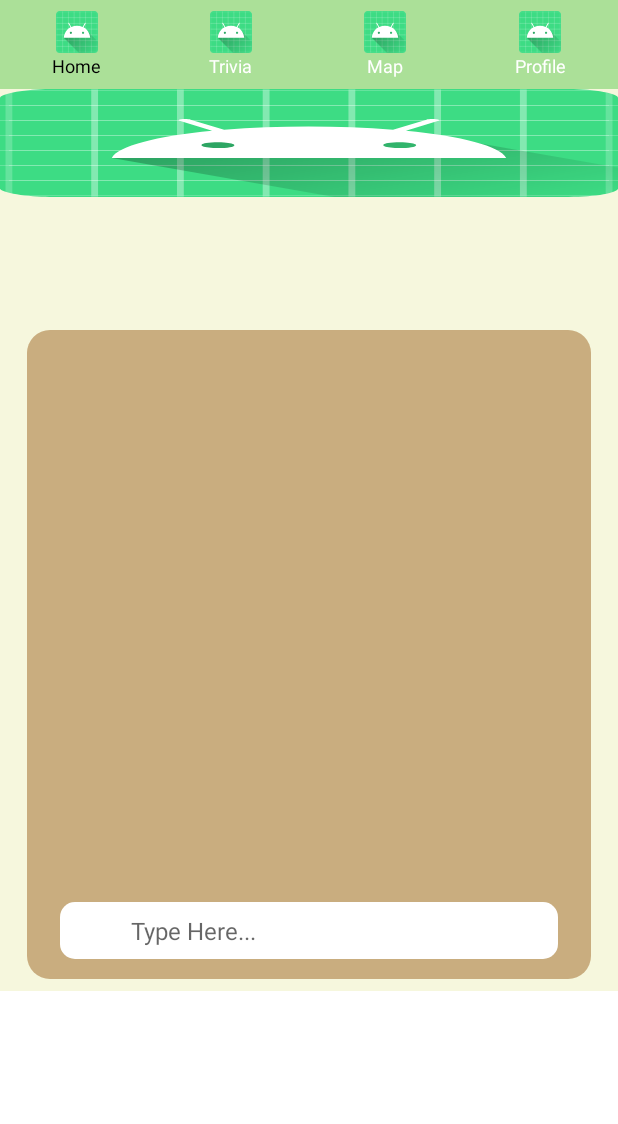
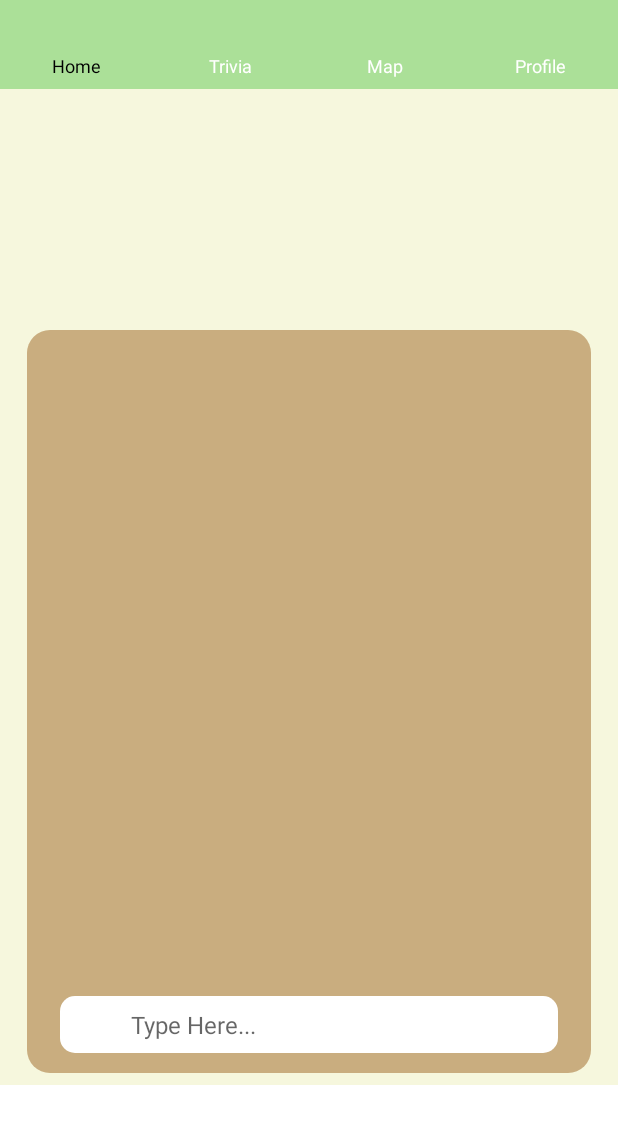
Before and after one commit to SeanHigginsLim/GREEN, an Android app built with Jetpack Compose: the layout activity_android_small_home.xml on its own in the app's theme, with its tools: preview values and no code run, on a phone screen of 412 x 824 dp. Shown: the top 1124 px of the screen. Run offline under Robolectric (Android 15) with nearby library versions, the phone set to English and light mode, and no system bars.

Commit message:
Update activity layouts, Update AndroidManifest.xml, Update AndroidSmallHomeActivity.kt (Still not able to connect),Add build.gradle.kts dependencies, Update strings.xml

```diff
--- a/app/src/main/AndroidManifest.xml
+++ b/app/src/main/AndroidManifest.xml
@@ -13,6 +13,7 @@
         android:roundIcon="@mipmap/ic_launcher_round"
         android:supportsRtl="true"
         android:theme="@style/Theme.GREENAPP"
+        android:usesCleartextTraffic="true"
         tools:targetApi="31">
         <activity
             android:name=".AndroidSmallHomeActivity"
--- a/app/src/main/res/layout/activity_android_small_home.xml
+++ b/app/src/main/res/layout/activity_android_small_home.xml
@@ -16,7 +16,7 @@
 		android:background="#FFFFFF">
 		<LinearLayout
 			android:layout_width="match_parent"
-			android:layout_height="match_parent"
+			android:layout_height="wrap_content"
 			android:clipChildren="false"
 			android:clipToPadding="false"
 			android:orientation="vertical">
@@ -24,6 +24,7 @@
 				android:id="@+id/rsrdgiz93v5"
 				android:layout_width="match_parent"
 				android:layout_height="wrap_content"
+                android:baselineAligned="false"
                 android:gravity="center_vertical"
 				android:background="#ABE098"
 				android:paddingVertical="7dp"
@@ -39,7 +40,7 @@
 						android:id="@+id/rn6y677xm2op"
 						android:layout_width="28dp"
 						android:layout_height="28dp"
-						android:src="@mipmap/ic_launcher"
+                        android:contentDescription="@string/go_to_homepage"
 						android:scaleType="fitXY"
 					/>
 					<TextView
@@ -62,7 +63,6 @@
 						android:id="@+id/r1niin00ofei"
 						android:layout_width="28dp"
 						android:layout_height="28dp"
-						android:src="@mipmap/ic_launcher"
 						android:scaleType="fitXY"
 					/>
 					<TextView
@@ -85,7 +85,6 @@
 						android:id="@+id/ra0p1lhf2i3g"
 						android:layout_width="28dp"
 						android:layout_height="28dp"
-						android:src="@mipmap/ic_launcher"
 						android:scaleType="fitXY"
 					/>
 					<TextView
@@ -108,7 +107,6 @@
 						android:id="@+id/rjvarnxwuapq"
 						android:layout_width="28dp"
 						android:layout_height="28dp"
-						android:src="@mipmap/ic_launcher"
 						android:scaleType="fitXY"
 					/>
 					<TextView
@@ -153,7 +151,6 @@
 								android:id="@+id/rlqd4vorx07s"
 								android:layout_width="match_parent"
 								android:layout_height="wrap_content"
-								android:src="@mipmap/ic_launcher"
 								android:scaleType="fitXY"
 								/>
 							<LinearLayout
@@ -172,32 +169,53 @@
 						</RelativeLayout>
 					</LinearLayout>
 				</RelativeLayout>
-				<LinearLayout
+				<FrameLayout
 					android:id="@+id/rykxg21aj92a"
 					android:layout_width="match_parent"
-					android:layout_height="wrap_content"
+					android:layout_height="495dp"
+					android:layout_marginHorizontal="18dp"
 					android:background="@drawable/cr15bc9ad7f"
-					android:paddingTop="381dp"
-					android:paddingBottom="13dp"
-					android:layout_marginHorizontal="18dp"
 					android:clipChildren="false"
 					android:clipToPadding="false"
-					android:orientation="vertical">
+					android:orientation="vertical"
+                    android:paddingBottom="13dp">
+
+					<RelativeLayout
+						android:layout_width="match_parent"
+						android:layout_height="match_parent"
+						android:paddingHorizontal="22dp"
+						android:paddingTop="16dp"
+						android:paddingBottom="0dp">
+
 						<EditText
-						android:inputType="text"
-						android:hint="Type Here..."
 							android:id="@+id/r0zz50xix97ik"
-						android:textColor="#B9B9B9"
-						android:textSize="16sp"
-						android:layout_marginHorizontal="22dp"
 							android:layout_width="match_parent"
 							android:layout_height="wrap_content"
+							android:layout_alignParentBottom="true"
 							android:background="@drawable/cr10bffffff"
+							android:hint="@string/type_here"
+							android:imeOptions="actionSend"
+							android:inputType="text"
+							android:paddingStart="47dp"
+							android:paddingEnd="94dp"
 							android:paddingVertical="8dp"
-						android:paddingLeft="47dp"
-						android:paddingRight="94dp"
-						/>
-				</LinearLayout>
+							android:textColor="#B9B9B9"
+							android:textSize="16sp" />
+
+						<androidx.recyclerview.widget.RecyclerView
+							xmlns:tools="http://schemas.android.com/tools"
+							android:id="@+id/recyclerViewChatReplies"
+							android:layout_width="match_parent"
+							android:layout_height="match_parent"
+							android:layout_above="@id/r0zz50xix97ik"
+							android:layout_alignParentTop="true"
+							android:layout_marginBottom="8dp"
+							tools:listitem="@android:layout/simple_list_item_1"
+							tools:itemCount="10"
+                            android:scrollbars="vertical"
+                            android:visibility="visible"/>
+					</RelativeLayout>
+				</FrameLayout>
 			</LinearLayout>
 		</LinearLayout>
 	</ScrollView>
--- a/app/src/main/res/layout/activity_android_small_map.xml
+++ b/app/src/main/res/layout/activity_android_small_map.xml
@@ -17,7 +17,6 @@
 			android:layout_width="match_parent"
 			android:layout_height="0dp"
 			android:layout_weight="1"
-			android:src="@mipmap/ic_launcher"
 			android:scaleType="fitXY"
 		/>
 		<LinearLayout
@@ -52,7 +51,6 @@
 								android:id="@+id/rm6mh7dlmac"
 								android:layout_width="28dp"
 								android:layout_height="28dp"
-								android:src="@mipmap/ic_launcher"
 								android:scaleType="fitXY"
 							/>
 							<TextView
@@ -75,7 +73,6 @@
 								android:id="@+id/rr4suqnw5xu8"
 								android:layout_width="28dp"
 								android:layout_height="28dp"
-								android:src="@mipmap/ic_launcher"
 								android:scaleType="fitXY"
 							/>
 							<TextView
@@ -98,7 +95,6 @@
 								android:id="@+id/r4ygvniz63xa"
 								android:layout_width="28dp"
 								android:layout_height="28dp"
-								android:src="@mipmap/ic_launcher"
 								android:scaleType="fitXY"
 							/>
 							<TextView
@@ -121,7 +117,6 @@
 								android:id="@+id/resno30rwma6"
 								android:layout_width="28dp"
 								android:layout_height="28dp"
-								android:src="@mipmap/ic_launcher"
 								android:scaleType="fitXY"
 							/>
 							<TextView
--- a/app/src/main/res/values/strings.xml
+++ b/app/src/main/res/values/strings.xml
@@ -7,4 +7,6 @@
     <string name="create_an_account">Create an Account</string>
     <string name="your_tour_companion">Your Tour Companion</string>
     <string name="g_r_e_e_n">G.R.E.E.N.</string>
+    <string name="type_here">Type Here...</string>
+    <string name="go_to_homepage">Go to homepage</string>
 </resources>
```
Also changed, not shown: app/build.gradle.kts (+10 -4 lines), app/src/main/java/com/thsst2/greenapp/AndroidSmallHomeActivity.kt (+91 -24 lines), app/src/main/res/layout/activity_android_small_profile.xml (+0 -8 lines), app/src/main/res/layout/activity_android_small_trivia.xml (+0 -9 lines). Lines whose indentation alone changed are shown as unchanged.
